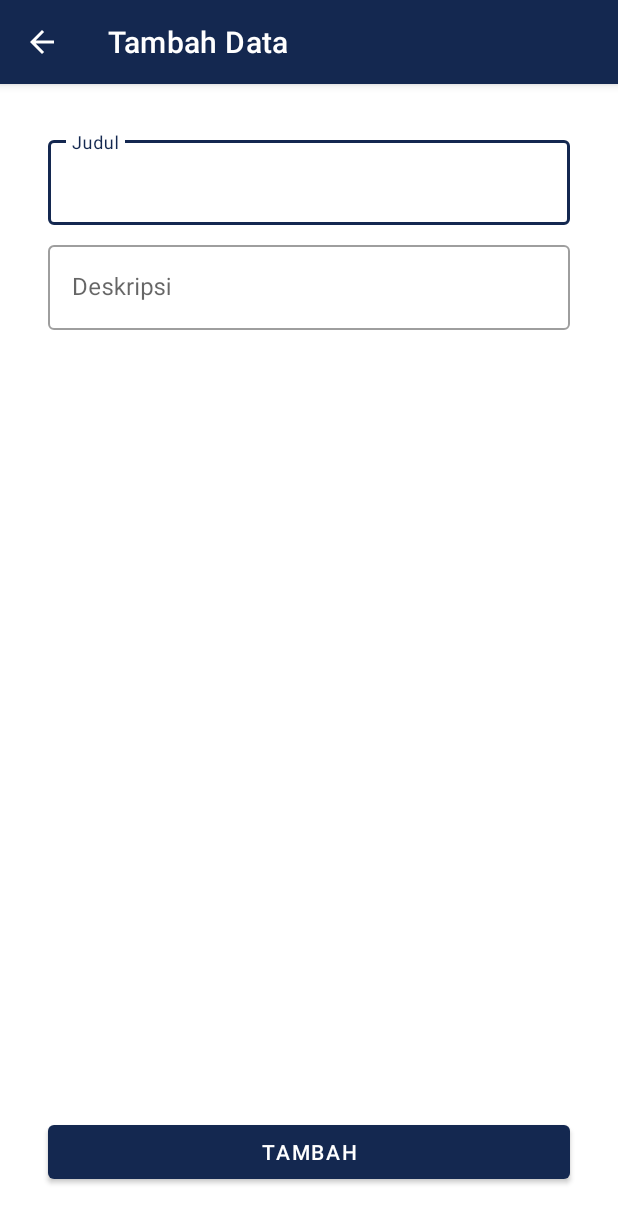
After one commit to RadRasyad/ToDo_List_App_Final_Project_1_Kampus_Merdeka_Hacktiv8, an Android app: the AddNoteActivity screen opened directly, with no data from a screen before it, on a phone screen of 412 x 824 dp. The commit adds this screen. Shown: the top 1223 px of the screen. Run offline under Robolectric (Android 15) with nearby library versions, the phone set to English and light mode, and no system bars; our stand-ins replace Room's generated code.

Commit message:
Add note, getNote+ update isDone state
Took 1 hour 18 minutes

```diff
--- a/app/src/main/java/com/hacktiv8/todolist/data/model/Note.java
+++ b/app/src/main/java/com/hacktiv8/todolist/data/model/Note.java
@@ -1,10 +1,7 @@
 package com.hacktiv8.todolist.data.model;
 
-import android.os.Parcel;
-import android.os.Parcelable;
 import androidx.room.ColumnInfo;
 import androidx.room.Entity;
-import androidx.room.Ignore;
 import androidx.room.PrimaryKey;
 
 @Entity
--- /dev/null
+++ b/app/src/main/java/com/hacktiv8/todolist/ui/AddNoteActivity.java
@@ -0,0 +1,90 @@
+package com.hacktiv8.todolist.ui;
+
+import androidx.annotation.NonNull;
+import androidx.appcompat.app.AppCompatActivity;
+import androidx.lifecycle.ViewModelProvider;
+
+import android.os.Bundle;
+import android.view.Menu;
+import android.view.MenuItem;
+import android.widget.Toast;
+
+import com.hacktiv8.todolist.data.model.Note;
+import com.hacktiv8.todolist.databinding.ActivityAddNoteBinding;
+import com.hacktiv8.todolist.utils.ViewModelFactory;
+
+public class AddNoteActivity extends AppCompatActivity {
+
+    private ActivityAddNoteBinding binding;
+    private AddViewModel addViewModel;
+    private Note note;
+
+    @Override
+    protected void onCreate(Bundle savedInstanceState) {
+        super.onCreate(savedInstanceState);
+        binding = ActivityAddNoteBinding.inflate(getLayoutInflater());
+        setContentView(binding.getRoot());
+
+        getSupportActionBar().setTitle("Tambah Data");
+        getSupportActionBar().setDisplayHomeAsUpEnabled(true);
+
+        addViewModel = obtainViewModel(AddNoteActivity.this);
+
+        binding.btnAdd.setOnClickListener(view -> {
+            String title = binding.inputTitle.getText().toString().trim();
+            String description = binding.inputDescription.getText().toString().trim();
+
+            boolean isValid = validation(title, description);
+            if (isValid) {
+                note = new Note();
+                note.setTitle(title);
+                note.setDescription(description);
+                note.setDone(false);
+
+                addViewModel.insert(note);
+                Toast.makeText(this, "Data Ditambahkan", Toast.LENGTH_SHORT).show();
+
+                finish();
+            } else {
+                Toast.makeText(this, "Text Field Masih Kosong", Toast.LENGTH_SHORT).show();
+            }
+        });
+    }
+
+    private boolean validation(String title, String description) {
+
+        if ("".equals(title) && "".equals(description)) {
+            binding.inputTitle.setError("Kosong");
+            binding.inputDescription.setError("Kosong");
+            return false;
+        } else if ("".equals(title)) {
+            binding.inputTitle.setError("Kosong");
+            return false;
+        } else if ("".equals(description)) {
+            binding.inputDescription.setError("Kosong");
+            return false;
+        } else {
+            return true;
+        }
+    }
+
+    @NonNull
+    private static AddViewModel obtainViewModel(AppCompatActivity activity) {
+        ViewModelFactory factory = ViewModelFactory.getInstance(activity.getApplication());
+        return new ViewModelProvider(activity, (ViewModelProvider.Factory) factory).get(AddViewModel.class);
+    }
+
+    @Override
+    public boolean onOptionsItemSelected(@NonNull MenuItem item) {
+        switch (item.getItemId()) {
+            case android.R.id.home:
+                this.finish();
+                return true;
+        }
+        return super.onOptionsItemSelected(item);
+    }
+
+    public boolean onCreateOptionsMenu(@NonNull Menu menu) {
+        return true;
+    }
+}
--- a/app/src/main/java/com/hacktiv8/todolist/AddViewModel.java
+++ b/app/src/main/java/com/hacktiv8/todolist/ui/AddViewModel.java
@@ -1,4 +1,4 @@
-package com.hacktiv8.todolist;
+package com.hacktiv8.todolist.ui;
 
 import android.app.Application;
 
@@ -22,8 +22,4 @@ public class AddViewModel extends ViewModel {
         mNoteRepository.update(note);
     }
 
-//    public void delete(Note note) {
-//        mNoteRepository.delete(note);
-//    }
-
 }
--- a/app/src/main/java/com/hacktiv8/todolist/utils/ViewModelFactory.java
+++ b/app/src/main/java/com/hacktiv8/todolist/utils/ViewModelFactory.java
@@ -6,7 +6,7 @@ import androidx.annotation.NonNull;
 import androidx.lifecycle.ViewModel;
 import androidx.lifecycle.ViewModelProvider;
 
-import com.hacktiv8.todolist.AddViewModel;
+import com.hacktiv8.todolist.ui.AddViewModel;
 import com.hacktiv8.todolist.ui.MainViewModel;
 
 public class ViewModelFactory extends ViewModelProvider.NewInstanceFactory {
--- /dev/null
+++ b/app/src/main/res/layout/activity_add_note.xml
@@ -0,0 +1,60 @@
+<?xml version="1.0" encoding="utf-8"?>
+<androidx.constraintlayout.widget.ConstraintLayout xmlns:android="http://schemas.android.com/apk/res/android"
+    xmlns:app="http://schemas.android.com/apk/res-auto"
+    xmlns:tools="http://schemas.android.com/tools"
+    android:layout_width="match_parent"
+    android:layout_height="match_parent"
+    tools:context=".ui.AddNoteActivity">
+
+    <com.google.android.material.textfield.TextInputLayout
+        android:id="@+id/layoutTF1"
+        style="@style/Widget.MaterialComponents.TextInputLayout.OutlinedBox"
+        android:layout_width="match_parent"
+        android:layout_height="wrap_content"
+        android:layout_marginTop="32dp"
+        android:layout_marginHorizontal="32dp"
+        android:hint="Judul"
+        app:layout_constraintEnd_toEndOf="parent"
+        app:layout_constraintStart_toStartOf="parent"
+        app:layout_constraintTop_toTopOf="parent">
+
+        <com.google.android.material.textfield.TextInputEditText
+            android:id="@+id/inputTitle"
+            android:layout_width="match_parent"
+            android:layout_height="wrap_content" />
+
+    </com.google.android.material.textfield.TextInputLayout>
+
+    <com.google.android.material.textfield.TextInputLayout
+        android:id="@+id/layoutTF2"
+        style="@style/Widget.MaterialComponents.TextInputLayout.OutlinedBox"
+        android:layout_width="match_parent"
+        android:layout_height="wrap_content"
+        android:layout_marginHorizontal="32dp"
+        android:layout_marginTop="8dp"
+        android:hint="Deskripsi"
+        app:layout_constraintEnd_toEndOf="parent"
+        app:layout_constraintStart_toStartOf="parent"
+        app:layout_constraintTop_toBottomOf="@+id/layoutTF1">
+
+        <com.google.android.material.textfield.TextInputEditText
+            android:id="@+id/inputDescription"
+            android:layout_width="match_parent"
+            android:layout_height="wrap_content"
+            android:inputType="textMultiLine"/>
+
+    </com.google.android.material.textfield.TextInputLayout>
+
+    <com.google.android.material.button.MaterialButton
+        android:id="@+id/btnAdd"
+        android:layout_width="match_parent"
+        android:layout_height="wrap_content"
+        android:minHeight="48dp"
+        android:layout_marginHorizontal="32dp"
+        android:layout_marginBottom="32dp"
+        app:layout_constraintBottom_toBottomOf="parent"
+        app:layout_constraintEnd_toEndOf="parent"
+        app:layout_constraintStart_toStartOf="parent"
+        android:text="Tambah" />
+
+</androidx.constraintlayout.widget.ConstraintLayout>
--- a/app/src/main/res/values/colors.xml
+++ b/app/src/main/res/values/colors.xml
@@ -10,5 +10,6 @@
     <color name="silver">#D9D9D9</color>
     <color name="inti">#142850</color>
 
+    <color name="secondary">#8a90a5</color>
 
 </resources>
--- a/app/src/main/res/values/themes.xml
+++ b/app/src/main/res/values/themes.xml
@@ -2,12 +2,12 @@
     <!-- Base application theme. -->
     <style name="Theme.ToDoList" parent="Theme.MaterialComponents.DayNight.DarkActionBar">
         <!-- Primary brand color. -->
-        <item name="colorPrimary">@color/purple_500</item>
+        <item name="colorPrimary">@color/inti</item>
         <item name="colorPrimaryVariant">@color/inti</item>
         <item name="colorOnPrimary">@color/white</item>
         <!-- Secondary brand color. -->
-        <item name="colorSecondary">@color/teal_200</item>
-        <item name="colorSecondaryVariant">@color/teal_700</item>
+        <item name="colorSecondary">@color/inti</item>
+        <item name="colorSecondaryVariant">@color/inti</item>
         <item name="colorOnSecondary">@color/black</item>
         <!-- Status bar color. -->
         <item name="android:statusBarColor">?attr/colorPrimaryVariant</item>
```
Also changed, not shown: app/src/main/AndroidManifest.xml (+7 -0 lines), app/src/main/java/com/hacktiv8/todolist/ui/MainActivity.java (+35 -5 lines), app/src/main/java/com/hacktiv8/todolist/ui/MainViewModel.java (+8 -0 lines), app/src/main/java/com/hacktiv8/todolist/ui/NoteAdapter.java (+29 -20 lines), app/src/main/java/com/hacktiv8/todolist/utils/NoteDiffCallback.java (deleted, +0 -34 lines), app/src/main/res/layout/activity_main.xml (+11 -10 lines).
